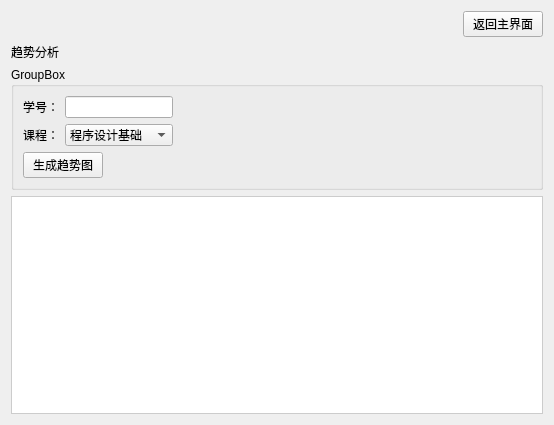
The window that trend.ui (wmq-666/qt) describes before a commit, drawn with Qt 5.
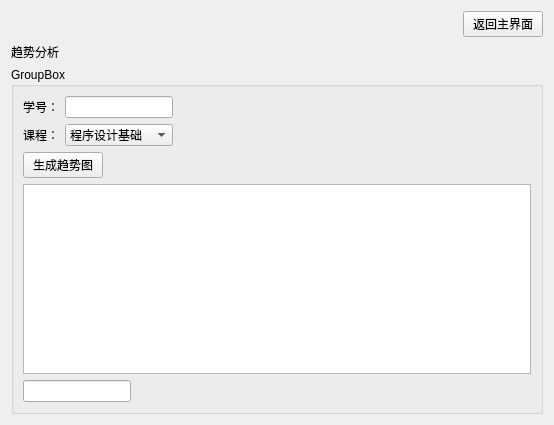
The same window after the commit.

What changed in the file:
```diff
--- a/trend.ui
+++ b/trend.ui
@@ -150,22 +150,15 @@
             </property>
            </spacer>
           </item>
+          <item row="1" column="0" colspan="2">
+           <widget class="QTableWidget" name="tableHistory"/>
+          </item>
+          <item row="2" column="0">
+           <widget class="QLineEdit" name="lblAnalysis"/>
+          </item>
          </layout>
         </widget>
        </item>
-       <item>
-        <widget class="QWidget" name="chartContainer" native="true">
-         <property name="sizePolicy">
-          <sizepolicy hsizetype="Preferred" vsizetype="Expanding">
-           <horstretch>0</horstretch>
-           <verstretch>0</verstretch>
-          </sizepolicy>
-         </property>
-         <property name="styleSheet">
-          <string notr="true">background-color: white; border: 1px solid #ccc;</string>
-         </property>
-        </widget>
-       </item>
       </layout>
      </item>
     </layout>
```
Left out of the diff: 14 changed lines with no effect on the pictures.
